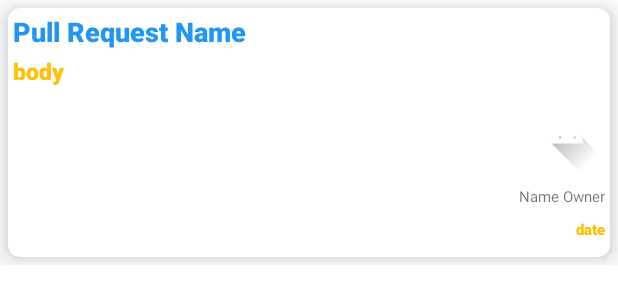
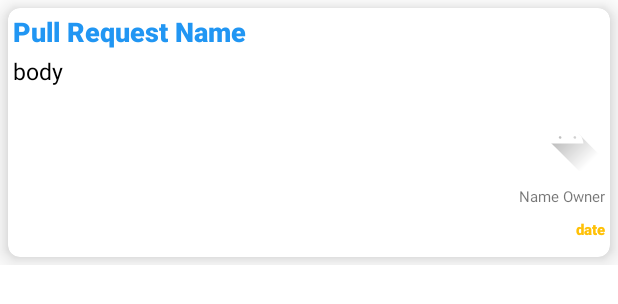
Before and after one commit to merfeus/projeto_002, an Android app: the layout item_pull.xml on its own in the app's theme, with its tools: preview values and no code run, on a phone screen of 412 x 824 dp. Shown: the top 304 px of the screen. Run offline under Robolectric (Android 15) with nearby library versions, the phone set to English and light mode, and no system bars.

Commit message:
ultimo commit

```diff
--- a/app/src/main/res/layout/item_pull.xml
+++ b/app/src/main/res/layout/item_pull.xml
@@ -57,10 +57,10 @@
                         android:layout_height="wrap_content"
                         android:layout_marginBottom="8dp"
                         android:layout_weight="3"
-                        android:fontFamily="sans-serif-black"
+                        android:fontFamily="sans-serif"
                         android:gravity="left"
                         android:text="body"
-                        android:textColor="@color/yellow"
+                        android:textColor="@color/black"
                         android:textSize="15sp" />
 
                     <de.hdodenhof.circleimageview.CircleImageView
```
